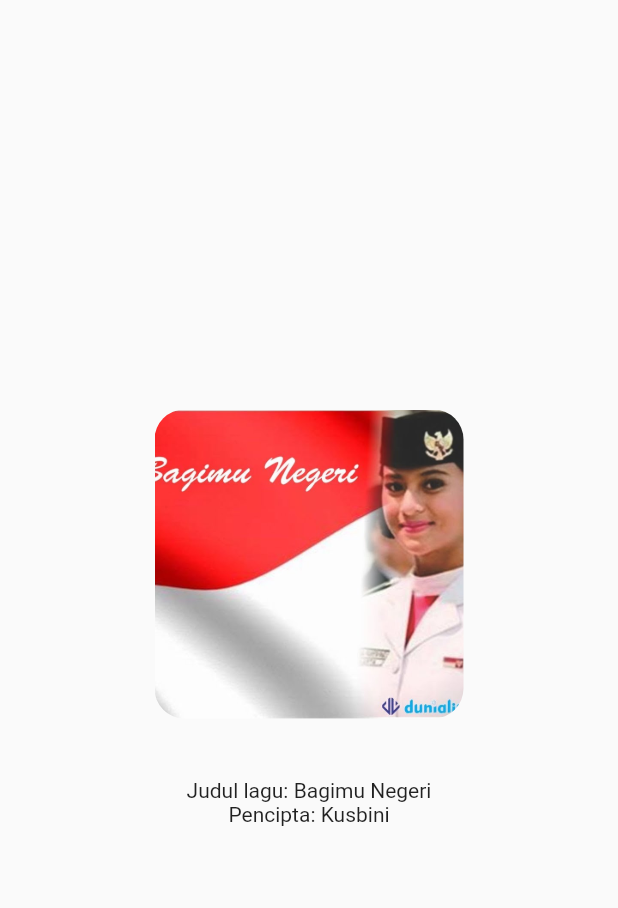
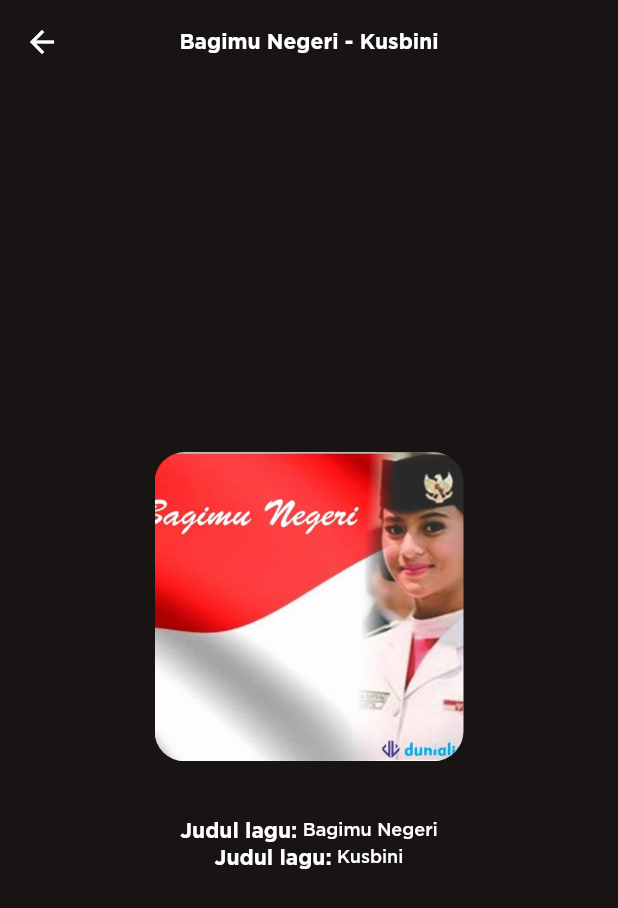
Before and after one commit to bagassj/Musional, a Flutter app: the screen it shows after launch, after a tap on "Bagimu Negeri", on a phone screen of 412 x 824 dp. Shown: the top 908 px of the screen. Run offline on Flutter 3.47's test engine with Material 2 defaults, Android fonts, the phone set to English and light mode, and no system bars.

Commit message:
Finish Insyaallah

```diff
--- a/lib/detail.dart
+++ b/lib/detail.dart
@@ -10,6 +10,20 @@ class Detail extends StatelessWidget {
   @override
   Widget build(BuildContext context) {
     return Scaffold(
+      appBar: AppBar(
+        centerTitle: true,
+        title: Text('$title - $author',
+            style: TextStyle(
+              color: Colors.white,
+              fontFamily: 'GothamBold',
+              fontSize: 14,
+            ),
+            textAlign: TextAlign.center),
+        backgroundColor: Color.fromRGBO(24, 20, 20, 1),
+        bottomOpacity: 0.0,
+        elevation: 0.0,
+      ),
+      backgroundColor: Color.fromRGBO(24, 20, 20, 1),
       body: Padding(
         padding: EdgeInsets.all(10),
         child: Center(
@@ -35,8 +49,49 @@ class Detail extends StatelessWidget {
                 ),
               ),
               SizedBox(height: 40),
-              Text("Judul lagu: $title"),
-              Text("Pencipta: $author")
+              Row(
+                mainAxisAlignment: MainAxisAlignment.center,
+                children: [
+                  Text(
+                    "Judul lagu:",
+                    style: TextStyle(
+                      color: Colors.white,
+                      fontFamily: 'GothamBold',
+                      fontSize: 14,
+                    ),
+                  ),
+                  Text(
+                    " $title",
+                    style: TextStyle(
+                      color: Colors.white,
+                      fontFamily: 'Gotham',
+                      fontSize: 12,
+                    ),
+                  ),
+                ],
+              ),
+              SizedBox(height: 5),
+              Row(
+                mainAxisAlignment: MainAxisAlignment.center,
+                children: [
+                  Text(
+                    "Judul lagu:",
+                    style: TextStyle(
+                      color: Colors.white,
+                      fontFamily: 'GothamBold',
+                      fontSize: 14,
+                    ),
+                  ),
+                  Text(
+                    " $author",
+                    style: TextStyle(
+                      color: Colors.white,
+                      fontFamily: 'Gotham',
+                      fontSize: 12,
+                    ),
+                  ),
+                ],
+              ),
             ],
           ),
         ),
--- /dev/null
+++ b/lib/homepage.dart
@@ -0,0 +1,269 @@
+import 'package:flutter/material.dart';
+import 'detail.dart';
+
+class MyHomePage extends StatefulWidget {
+  @override
+  State<MyHomePage> createState() => _MyHomePageState();
+}
+
+class _MyHomePageState extends State<MyHomePage> {
+  @override
+  Widget build(BuildContext context) {
+    return Scaffold(
+      appBar: AppBar(
+        centerTitle: true,
+        title: Text('Discover Me',
+            style: TextStyle(
+              color: Colors.white,
+              fontFamily: 'GothamBold',
+              fontSize: 14,
+            ),
+            textAlign: TextAlign.center),
+        backgroundColor: Color.fromRGBO(24, 20, 20, 1),
+        bottomOpacity: 0.0,
+        elevation: 0.0,
+      ),
+      body: Container(
+        color: Color.fromRGBO(24, 20, 20, 1),
+        child: Padding(
+          padding: EdgeInsets.only(left: 30, right: 30, top: 10, bottom: 10),
+          child: ListView(
+            children: [
+              Card(
+                color: Color.fromRGBO(251, 197, 49, 1),
+                child: ListTile(
+                  leading: Image.asset('assets/img/bagimuNegeri.jpg'),
+                  title: Text(
+                    "Bagimu Negeri",
+                    style: TextStyle(
+                        color: Color.fromRGBO(24, 20, 20, 1),
+                        fontFamily: 'GothamBold',
+                        fontSize: 14),
+                  ),
+                  subtitle: Text(
+                    "Kusbini",
+                    style: TextStyle(
+                        color: Color.fromRGBO(24, 20, 20, 0.4),
+                        fontFamily: 'Gotham',
+                        fontSize: 10),
+                  ),
+                  trailing: Icon(
+                    Icons.favorite,
+                    color: Color.fromRGBO(24, 20, 20, 0.4),
+                  ),
+                  onTap: () => {
+                    Navigator.push(
+                        context,
+                        MaterialPageRoute(
+                            builder: (context) => Detail(
+                                title: "Bagimu Negeri",
+                                author: "Kusbini",
+                                path: "assets/img/bagimuNegeri.jpg")))
+                  },
+                ),
+              ),
+              Card(
+                color: Color.fromRGBO(251, 197, 49, 1),
+                child: ListTile(
+                  leading: Image.asset('assets/img/garudaPancasila.jpg'),
+                  title: Text(
+                    "Garuda Pancasila",
+                    style: TextStyle(
+                        color: Color.fromRGBO(24, 20, 20, 1),
+                        fontFamily: 'GothamBold',
+                        fontSize: 14),
+                  ),
+                  subtitle: Text(
+                    "Prohar Sudharnoto",
+                    style: TextStyle(
+                        color: Color.fromRGBO(24, 20, 20, 0.4),
+                        fontFamily: 'Gotham',
+                        fontSize: 10),
+                  ),
+                  trailing: Icon(
+                    Icons.favorite,
+                    color: Color.fromRGBO(24, 20, 20, 0.4),
+                  ),
+                  onTap: () => {
+                    Navigator.push(
+                        context,
+                        MaterialPageRoute(
+                            builder: (context) => Detail(
+                                title: "Garuda Pancasila",
+                                author: "Prohar Sudharnoto",
+                                path: "assets/img/garudaPancasila.jpg")))
+                  },
+                ),
+              ),
+              Card(
+                color: Color.fromRGBO(251, 197, 49, 1),
+                child: ListTile(
+                  leading: Image.asset('assets/img/hariMerdeka.jpg'),
+                  title: Text(
+                    "Hari Merdeka",
+                    style: TextStyle(
+                        color: Color.fromRGBO(24, 20, 20, 1),
+                        fontFamily: 'GothamBold',
+                        fontSize: 14),
+                  ),
+                  subtitle: Text(
+                    "H. Mutahar",
+                    style: TextStyle(
+                        color: Color.fromRGBO(24, 20, 20, 0.4),
+                        fontFamily: 'Gotham',
+                        fontSize: 10),
+                  ),
+                  trailing: Icon(
+                    Icons.favorite,
+                    color: Color.fromRGBO(24, 20, 20, 0.4),
+                  ),
+                  onTap: () => {
+                    Navigator.push(
+                        context,
+                        MaterialPageRoute(
+                            builder: (context) => Detail(
+                                title: "Hari Merdeka",
+                                author: "H. Mutahar",
+                                path: "assets/img/hariMerdeka.jpg")))
+                  },
+                ),
+              ),
+              Card(
+                color: Color.fromRGBO(251, 197, 49, 1),
+                child: ListTile(
+                  leading: Image.asset('assets/img/ibuKitaKartini.jpg'),
+                  title: Text(
+                    "Ibu Kita Kartini",
+                    style: TextStyle(
+                        color: Color.fromRGBO(24, 20, 20, 1),
+                        fontFamily: 'GothamBold',
+                        fontSize: 14),
+                  ),
+                  subtitle: Text(
+                    "WR. Supratman",
+                    style: TextStyle(
+                        color: Color.fromRGBO(24, 20, 20, 0.4),
+                        fontFamily: 'Gotham',
+                        fontSize: 10),
+                  ),
+                  trailing: Icon(
+                    Icons.favorite,
+                    color: Color.fromRGBO(24, 20, 20, 0.4),
+                  ),
+                  onTap: () => {
+                    Navigator.push(
+                        context,
+                        MaterialPageRoute(
+                            builder: (context) => Detail(
+                                title: "Ibu Kita Kartini",
+                                author: "WR. Supratman",
+                                path: "assets/img/ibuKitaKartini.jpg")))
+                  },
+                ),
+              ),
+              Card(
+                color: Color.fromRGBO(251, 197, 49, 1),
+                child: ListTile(
+                  leading: Image.asset('assets/img/ibuPertiwi.jpg'),
+                  title: Text(
+                    "Ibu Pertiwi",
+                    style: TextStyle(
+                        color: Color.fromRGBO(24, 20, 20, 1),
+                        fontFamily: 'GothamBold',
+                        fontSize: 14),
+                  ),
+                  subtitle: Text(
+                    "Charles C.",
+                    style: TextStyle(
+                        color: Color.fromRGBO(24, 20, 20, 0.4),
+                        fontFamily: 'Gotham',
+                        fontSize: 10),
+                  ),
+                  trailing: Icon(
+                    Icons.favorite,
+                    color: Color.fromRGBO(24, 20, 20, 0.4),
+                  ),
+                  onTap: () => {
+                    Navigator.push(
+                        context,
+                        MaterialPageRoute(
+                            builder: (context) => Detail(
+                                title: "Ibu Pertiwi",
+                                author: "Charles C.",
+                                path: "assets/img/ibuPertiwi.jpg")))
+                  },
+                ),
+              ),
+              Card(
+                color: Color.fromRGBO(251, 197, 49, 1),
+                child: ListTile(
+                  leading: Image.asset('assets/img/indonesiaRaya.jpg'),
+                  title: Text(
+                    "Indonesia Raya",
+                    style: TextStyle(
+                        color: Color.fromRGBO(24, 20, 20, 1),
+                        fontFamily: 'GothamBold',
+                        fontSize: 14),
+                  ),
+                  subtitle: Text(
+                    "WR. Supratman",
+                    style: TextStyle(
+                        color: Color.fromRGBO(24, 20, 20, 0.4),
+                        fontFamily: 'Gotham',
+                        fontSize: 10),
+                  ),
+                  trailing: Icon(
+                    Icons.favorite,
+                    color: Color.fromRGBO(24, 20, 20, 0.4),
+                  ),
+                  onTap: () => {
+                    Navigator.push(
+                        context,
+                        MaterialPageRoute(
+                            builder: (context) => Detail(
+                                title: "Indonesia Raya",
+                                author: "WR. Supratman",
+                                path: "assets/img/indonesiaRaya.jpg")))
+                  },
+                ),
+              ),
+              Card(
+                color: Color.fromRGBO(251, 197, 49, 1),
+                child: ListTile(
+                  leading: Image.asset('assets/img/mengheningkanCipta.jpg'),
+                  title: Text(
+                    "Mengheningkan Cipta",
+                    style: TextStyle(
+                        color: Color.fromRGBO(24, 20, 20, 1),
+                        fontFamily: 'GothamBold',
+                        fontSize: 14),
+                  ),
+                  subtitle: Text(
+                    "T. Prawit",
+                    style: TextStyle(
+                        color: Color.fromRGBO(24, 20, 20, 0.4),
+                        fontFamily: 'Gotham',
+                        fontSize: 10),
+                  ),
+                  trailing: Icon(
+                    Icons.favorite,
+                    color: Color.fromRGBO(24, 20, 20, 0.4),
+                  ),
+                  onTap: () => {
+                    Navigator.push(
+                        context,
+                        MaterialPageRoute(
+                            builder: (context) => Detail(
+                                title: "Mengheningkan Cipta",
+                                author: "T. Prawit",
+                                path: "assets/img/mengheningkanCipta.jpg")))
+                  },
+                ),
+              ),
+            ],
+          ),
+        ),
+      ),
+    );
+  }
+}
--- a/lib/main.dart
+++ b/lib/main.dart
@@ -1,5 +1,6 @@
+import 'dart:async';
 import 'package:flutter/material.dart';
-import 'detail.dart';
+import 'homepage.dart';
 
 void main() {
   runApp(const MyApp());
@@ -11,48 +12,46 @@ class MyApp extends StatelessWidget {
   @override
   Widget build(BuildContext context) {
     return MaterialApp(
-      home: MyHomePage(),
+      title: 'Musional',
+      theme: ThemeData(
+        scaffoldBackgroundColor: Color.fromRGBO(251, 197, 49, 1),
+        visualDensity: VisualDensity.adaptivePlatformDensity,
+      ),
+      home: SplashScrn(),
       debugShowCheckedModeBanner: false,
     );
   }
 }
 
-class MyHomePage extends StatefulWidget {
+class SplashScrn extends StatefulWidget {
   @override
-  State<MyHomePage> createState() => _MyHomePageState();
+  _SplashScrnState createState() => _SplashScrnState();
 }
 
-class _MyHomePageState extends State<MyHomePage> {
+class _SplashScrnState extends State<SplashScrn> {
+  @override
+  void initState() {
+    super.initState();
+    Timer(
+        Duration(seconds: 2),
+        () => Navigator.pushReplacement(
+            context, MaterialPageRoute(builder: (context) => MyHomePage())));
+  }
+
   @override
   Widget build(BuildContext context) {
     return Scaffold(
-      body: Container(
-        color: Color.fromRGBO(249, 233, 132, 1),
-        child: Padding(
-          padding: EdgeInsets.only(left: 30, right: 30, top: 10, bottom: 10),
-          child: ListView(
-            children: [
-              Card(
-                child: ListTile(
-                  leading: Image.asset('assets/img/bagimuNegeri.jpg'),
-                  title: Text("Bagimu Negeri"),
-                  subtitle: Text("Kusbini"),
-                  trailing: Icon(Icons.favorite),
-                  onTap: () => {
-                    Navigator.push(
-                        context,
-                        MaterialPageRoute(
-                            builder: (context) => Detail(
-                                title: "Bagimu Negeri",
-                                author: "Kusbini",
-                                path: "assets/img/bagimuNegeri.jpg")))
-                  },
-                ),
-              ),
-            ],
-          ),
-        ),
+        body: Center(
+      child: Column(
+        mainAxisAlignment: MainAxisAlignment.center,
+        crossAxisAlignment: CrossAxisAlignment.center,
+        children: [
+          Container(
+            width: MediaQuery.of(context).size.width * 0.5,
+            child: Image.asset('assets/img/icon.png'),
+          )
+        ],
       ),
-    );
+    ));
   }
 }
```
Also changed, not shown: pubspec.yaml (+7 -0 lines), assets/fonts/GothamBold.ttf (added), assets/fonts/GothamMedium.ttf (added), assets/img/icon.png (added), assets/img/indonesiaRaya.jpg (renamed from assets/img/Indonesia Raya.jpg).
